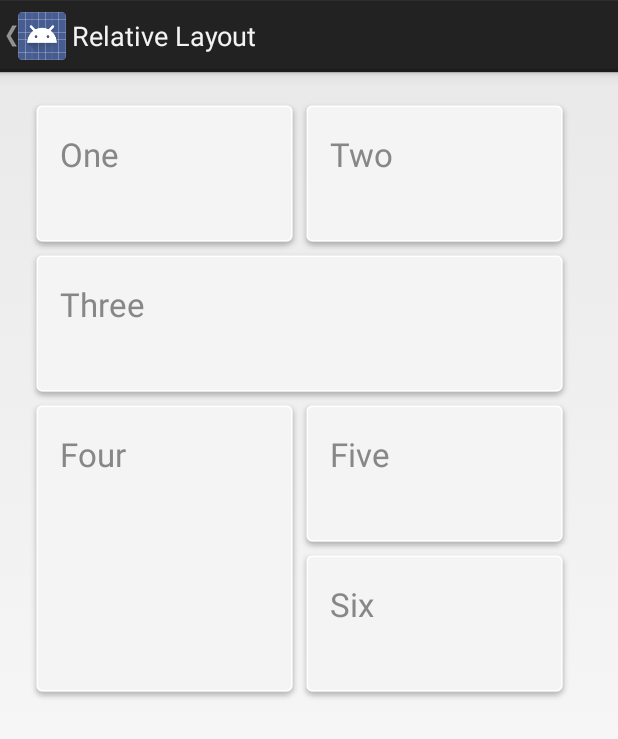
After one commit to gsysko/AndroidHour, an Android app: the ActivityRelative screen opened directly, with no data from a screen before it, on a phone screen of 412 x 824 dp. The commit adds this screen. Shown: the top 739 px of the screen. Run offline under Robolectric (Android 15) with nearby library versions, the phone set to English and light mode, and no system bars.

Commit message:
Week 10/18

```diff
--- /dev/null
+++ b/AndroidHour/src/main/java/com/uxd/androidhour/ActivityRelative.java
@@ -0,0 +1,15 @@
+package com.uxd.androidhour;
+
+import android.app.Activity;
+import android.os.Bundle;
+
+/**
+ * Created by grahamsysko on 10/11/13.
+ */
+public class ActivityRelative extends Activity {
+    @Override
+    protected void onCreate(Bundle savedInstanceState) {
+        super.onCreate(savedInstanceState);
+        setContentView(R.layout.activity_relative);
+    }
+}
--- a/AndroidHour/src/main/java/com/uxd/androidhour/MainActivity.java
+++ b/AndroidHour/src/main/java/com/uxd/androidhour/MainActivity.java
@@ -47,6 +47,7 @@ public class MainActivity extends FragmentActivity implements ActionBar.OnNaviga
                                 "Intents",
                                 "Broadcasts",
                                 "Package manager",
+                                "Layouts"
                         }),
                 this);
     }
--- /dev/null
+++ b/AndroidHour/src/main/res/layout/activity_relative.xml
@@ -0,0 +1,109 @@
+<?xml version="1.0" encoding="utf-8"?>
+
+<RelativeLayout xmlns:android="http://schemas.android.com/apk/res/android"
+    style="@style/AndroidHour.Text.Title.Light.Grey"
+    android:layout_width="match_parent"
+    android:layout_height="match_parent"
+    android:padding="20dp">
+    <LinearLayout
+        android:id="@+id/one"
+        android:layout_width="180dp"
+        android:layout_height="100dp"
+        android:padding="20dp"
+        android:background="@drawable/card_bg"
+        >
+
+        <TextView
+            style="@style/AndroidHour.Text.Title.Light.Grey"
+            android:layout_width="wrap_content"
+            android:layout_height="fill_parent"
+            android:textAppearance="?android:attr/textAppearanceLarge"
+            android:text="One"
+            android:id="@+id/textView" />
+    </LinearLayout>
+    <LinearLayout
+        android:layout_width="180dp"
+        android:layout_height="100dp"
+        android:padding="20dp"
+        android:background="@drawable/card_bg"
+        android:layout_toRightOf="@id/one"
+        >
+
+        <TextView             style="@style/AndroidHour.Text.Title.Light.Grey"
+            android:layout_width="wrap_content"
+            android:layout_height="fill_parent"
+            android:textAppearance="?android:attr/textAppearanceLarge"
+            android:text="Two"
+            android:id="@+id/textView2" />
+    </LinearLayout>
+    <LinearLayout
+        android:id="@+id/three"
+        android:layout_width="360dp"
+        android:layout_height="100dp"
+        android:padding="20dp"
+        android:background="@drawable/card_bg"
+        android:layout_below="@id/one"
+        >
+
+        <TextView             style="@style/AndroidHour.Text.Title.Light.Grey"
+            android:layout_width="wrap_content"
+            android:layout_height="fill_parent"
+            android:textAppearance="?android:attr/textAppearanceLarge"
+            android:text="Three"
+            android:id="@+id/textView3" />
+    </LinearLayout>
+    <LinearLayout
+        android:id="@+id/four"
+        android:layout_width="180dp"
+        android:layout_height="200dp"
+        android:padding="20dp"
+        android:background="@drawable/card_bg"
+        android:layout_below="@id/three"
+        >
+
+        <TextView             style="@style/AndroidHour.Text.Title.Light.Grey"
+            android:layout_width="wrap_content"
+            android:layout_height="wrap_content"
+            android:textAppearance="?android:attr/textAppearanceLarge"
+            android:text="Four"
+            android:id="@+id/textView4"
+            android:layout_gravity="center_horizontal|top" />
+    </LinearLayout>
+    <LinearLayout
+    android:id="@+id/five"
+    android:layout_width="180dp"
+    android:layout_height="100dp"
+    android:padding="20dp"
+    android:background="@drawable/card_bg"
+    android:layout_below="@id/three"
+    android:layout_toRightOf="@id/four"
+    >
+
+        <TextView             style="@style/AndroidHour.Text.Title.Light.Grey"
+            android:layout_width="wrap_content"
+            android:layout_height="fill_parent"
+            android:textAppearance="?android:attr/textAppearanceLarge"
+            android:text="Five"
+            android:id="@+id/textView5" />
+    </LinearLayout>
+    <LinearLayout
+    android:layout_width="180dp"
+    android:layout_height="100dp"
+    android:padding="20dp"
+    android:background="@drawable/card_bg"
+    android:layout_toRightOf="@id/four"
+    android:layout_below="@id/five"
+        >
+
+        <TextView             style="@style/AndroidHour.Text.Title.Light.Grey"
+            android:layout_width="wrap_content"
+            android:layout_height="fill_parent"
+            android:textAppearance="?android:attr/textAppearanceLarge"
+            android:text="Six"
+            android:id="@+id/textView6" />
+    </LinearLayout>
+
+
+
+
+</RelativeLayout>
--- a/AndroidHour/src/main/res/values-v11/styles.xml
+++ b/AndroidHour/src/main/res/values-v11/styles.xml
@@ -4,7 +4,7 @@
         Base application theme for API 11+. This theme completely replaces
         AppBaseTheme from res/values/styles.xml on API 11+ devices.
     -->
-    <style name="AppBaseTheme" parent="android:Theme.Holo.Light">
+    <style name="AndroidHourBaseTheme" parent="android:Theme.Holo.Light">
         <!-- API 11 theme customizations can go here. -->
     </style>
 
--- a/AndroidHour/src/main/res/values-v14/styles.xml
+++ b/AndroidHour/src/main/res/values-v14/styles.xml
@@ -5,7 +5,7 @@
         AppBaseTheme from BOTH res/values/styles.xml and
         res/values-v11/styles.xml on API 14+ devices.
     -->
-    <style name="AppBaseTheme" parent="android:Theme.Holo.Light.DarkActionBar">
+    <style name="AndroidHourBaseTheme" parent="android:Theme.Holo.Light.DarkActionBar">
         <!-- API 14 theme customizations can go here. -->
     </style>
 
--- a/AndroidHour/src/main/res/values/strings.xml
+++ b/AndroidHour/src/main/res/values/strings.xml
@@ -7,6 +7,7 @@
     <string name="title_section2">Section 2</string>
     <string name="title_section3">Section 3</string>
     <string name="title_activity_activity_linear">Linear Layout</string>
+    <string name="title_activity_activity_relative">Relative Layout</string>
     <string name="hello_world">Hello world!</string>
 
 </resources>
--- a/AndroidHour/src/main/res/values/styles.xml
+++ b/AndroidHour/src/main/res/values/styles.xml
@@ -4,7 +4,7 @@
         Base application theme, dependent on API level. This theme is replaced
         by AppBaseTheme from res/values-vXX/styles.xml on newer devices.
     -->
-    <style name="AppBaseTheme" parent="android:Theme.Light">
+    <style name="AndroidHourBaseTheme" parent="android:Theme.Light">
         <!--
             Theme customizations available in newer API levels can go in
             res/values-vXX/styles.xml, while customizations related to
@@ -13,8 +13,24 @@
     </style>
 
     <!-- Application theme. -->
-    <style name="AppTheme" parent="AppBaseTheme">
+    <style name="AndroidHour" parent="AndroidHourBaseTheme">
         <!-- All customizations that are NOT specific to a particular API-level can go here. -->
     </style>
 
+    <style name="AndroidHour.Text">
+
+    </style>
+
+    <style name="AndroidHour.Text.Title">
+
+    </style>
+
+    <style name="AndroidHour.Text.Title.Light">
+
+    </style>
+
+    <style name="AndroidHour.Text.Title.Light.Grey">
+        <item name="android:textColor">#ff878787</item>
+    </style>
+
 </resources>
```
Also changed, not shown: AndroidHour/src/main/AndroidManifest.xml (+9 -1 lines), AndroidHour/src/main/java/com/uxd/androidhour/LayoutFragment.java (+9 -0 lines), AndroidHour/src/main/res/layout/activity_linear.xml (+51 -9 lines), AndroidHour/src/main/res/layout/layout_fragment.xml (+5 -3 lines), AndroidHour/src/main/res/drawable-mdpi/ic_launcher_two.png (added), 12 other files.
